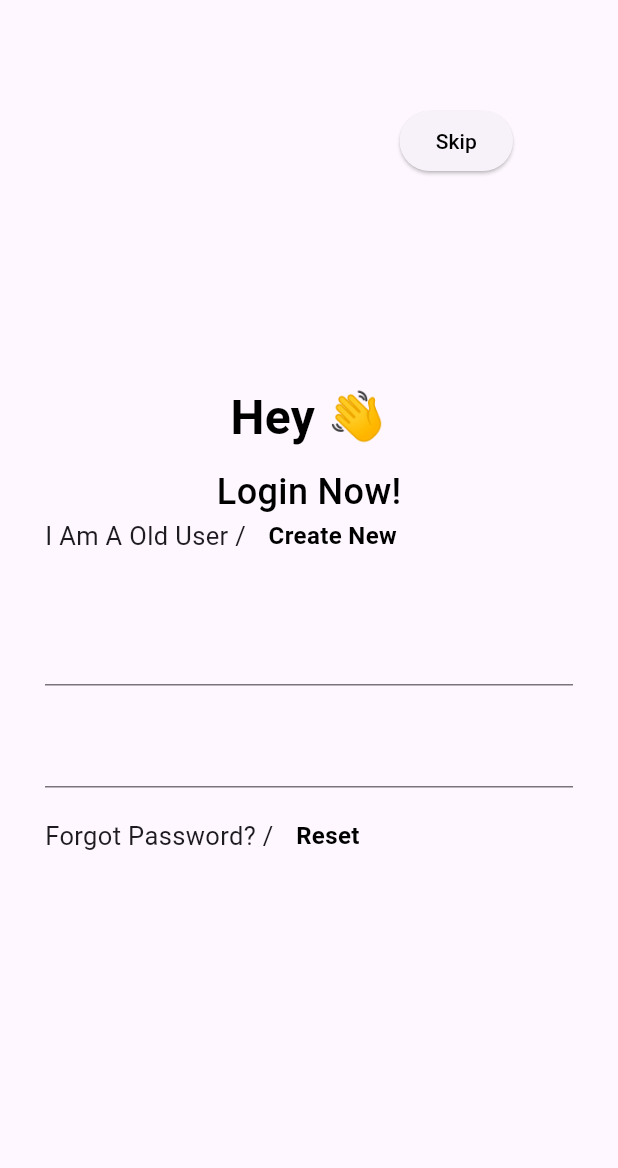
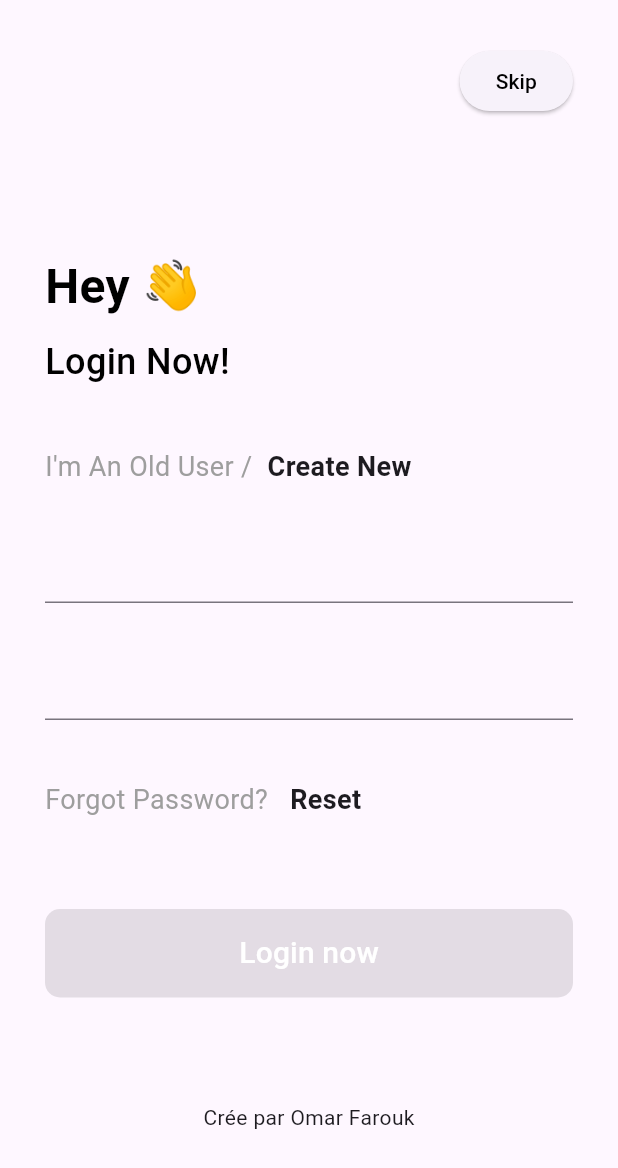
Before and after one commit to Phnix01/financial_onboarding_dribble_inspiring, a Flutter app: the screen it shows after launch, after a tap on "Login", on a phone screen of 412 x 824 dp. Shown: the top 1168 px of the screen. Run offline on Flutter 3.47's test engine with Material 3 defaults, Android fonts, the phone set to English and light mode, and no system bars.

Commit message:
structure de la login Screen terminée, sans utilisé la widget stack

```diff
--- a/lib/screens/loginScreen.dart
+++ b/lib/screens/loginScreen.dart
@@ -1,3 +1,4 @@
+import 'package:financial_onboarding_dribble_inspiring/Components/custom_button.dart';
 import 'package:flutter/material.dart';
 
 class LoginScreen extends StatelessWidget {
@@ -8,28 +9,28 @@ class LoginScreen extends StatelessWidget {
     return Scaffold(
       body: SafeArea(
         child: Padding(
-          padding: const EdgeInsets.all(30.0),
-          child: Stack(
+          padding: EdgeInsets.all(30.0),
+          child: Column(
+            crossAxisAlignment: CrossAxisAlignment.start,
             children: [
-              Positioned(
-                top: 40,
-                right: 40,
+              Align(
+                alignment: Alignment.topRight,
                 child: ElevatedButton(
-                  onPressed: () {
-                    // Action pour Skip
-                  },
-                  child: const Text(
+                  onPressed: () {},
+                  child: Text(
                     'Skip',
-                    style: TextStyle(color: Colors.black),
+                    style: TextStyle(
+                      color: Colors.black,
                     ),
                   ),
                 ),
-              Center(
-                  child: Column(
-                mainAxisAlignment: MainAxisAlignment.center,
-                crossAxisAlignment: CrossAxisAlignment.center,
-                children: [
-                  Text(
+              ),
+              const SizedBox(
+                height: 50,
+              ),
+              const SizedBox(height: 40),
+              // Welcome text with emoji
+              const Text(
                 'Hey 👋',
                 style: TextStyle(
                   fontSize: 32,
@@ -46,75 +47,75 @@ class LoginScreen extends StatelessWidget {
                   color: Colors.black,
                 ),
               ),
+              const SizedBox(
+                height: 40,
+              ),
               Row(
                 children: [
                   Text(
-                        'I Am A Old User /',
-                        style: TextStyle(
-                          fontSize: 17,
-                        ),
+                    'I\'m An Old User /',
+                    style: TextStyle(color: Colors.grey.shade500, fontSize: 18),
                   ),
                   const SizedBox(
-                        width: 15,
+                    width: 10,
                   ),
                   GestureDetector(
                     onTap: () {},
                     child: Text(
                       'Create New',
-                          style: TextStyle(
-                            fontSize: 16,
-                            color: Colors.black,
-                            fontWeight: FontWeight.bold,
-                          ),
+                      style:
+                          TextStyle(fontSize: 18, fontWeight: FontWeight.bold),
                     ),
                   )
                 ],
               ),
               const SizedBox(
-                    height: 40,
+                height: 30,
               ),
-                  Container(
-                    child: TextField(
+              TextField(
                 decoration: InputDecoration(),
               ),
+              const SizedBox(
+                height: 30,
+              ),
+              TextField(
+                decoration: InputDecoration(),
               ),
               const SizedBox(
-                    height: 20,
-                  ),
-                  Container(
-                    child: TextField(
-                      decoration: InputDecoration(),
-                    ),
-                  ),
-                  const SizedBox(
-                    height: 20,
+                height: 40,
               ),
               Row(
                 children: [
                   Text(
-                        'Forgot Password? /',
-                        style: TextStyle(
-                          fontSize: 17,
-                        ),
+                    'Forgot Password? ',
+                    style: TextStyle(color: Colors.grey.shade500, fontSize: 18),
                   ),
                   const SizedBox(
-                        width: 15,
+                    width: 10,
                   ),
                   GestureDetector(
                     onTap: () {},
                     child: Text(
                       'Reset',
-                          style: TextStyle(
-                            fontSize: 16,
-                            color: Colors.black,
-                            fontWeight: FontWeight.bold,
-                          ),
+                      style:
+                          TextStyle(fontSize: 18, fontWeight: FontWeight.bold),
                     ),
                   )
                 ],
               ),
-                ],
-              )),
+              const SizedBox(
+                height: 60,
+              ),
+              CustomButton(
+                textDta: 'Login now',
+              ),
+              const SizedBox(
+                height: 70,
+              ),
+              Align(
+                alignment: Alignment.center,
+                child: Text('Crée par Omar Farouk'),
+              )
             ],
           ),
         ),
```
Lines whose indentation alone changed are shown as unchanged.
